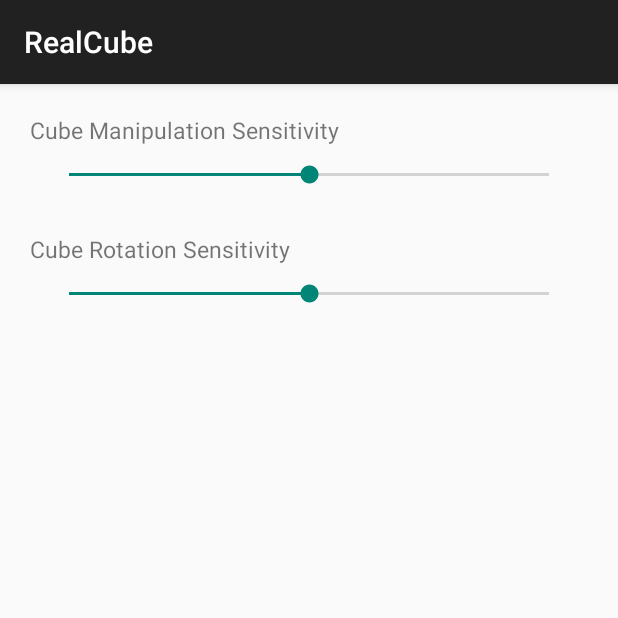
After one commit to atwatanabe/RealCube, an Android app: the OptionsActivity screen opened directly, with no data from a screen before it, on a phone screen of 412 x 824 dp, the top half of it. The commit adds this screen. Run offline under Robolectric (Android 15) with nearby library versions, the phone set to English and light mode, and no system bars.

Commit message:
Options activity added and linked to options button on MainActivity

```diff
--- a/app/src/main/AndroidManifest.xml
+++ b/app/src/main/AndroidManifest.xml
@@ -16,6 +16,10 @@
                 <category android:name="android.intent.category.LAUNCHER" />
             </intent-filter>
         </activity>
+
+        <activity android:name=".OptionsActivity"></activity>
+
+
     </application>
 
 </manifest>
--- a/app/src/main/java/atwatanabe/realcube/MainActivity.java
+++ b/app/src/main/java/atwatanabe/realcube/MainActivity.java
@@ -1,9 +1,12 @@
 package atwatanabe.realcube;
 
+import android.content.Intent;
 import android.support.v7.app.ActionBarActivity;
 import android.os.Bundle;
 import android.view.Menu;
 import android.view.MenuItem;
+import android.view.View;
+import android.widget.Button;
 
 
 public class MainActivity extends ActionBarActivity {
@@ -12,14 +15,24 @@ public class MainActivity extends ActionBarActivity {
     protected void onCreate(Bundle savedInstanceState) {
         super.onCreate(savedInstanceState);
         setContentView(R.layout.activity_main);
+
+        Button button1 = (Button)findViewById(R.id.optionsButton);
+        button1.setOnClickListener(new View.OnClickListener() {
+            @Override
+            public void onClick(View v)
+            {
+                Intent intent = new Intent(MainActivity.this, OptionsActivity.class);
+                startActivity(intent);
+            }
+        });
     }
 
 
     @Override
     public boolean onCreateOptionsMenu(Menu menu) {
         // Inflate the menu; this adds items to the action bar if it is present.
-        getMenuInflater().inflate(R.menu.menu_main, menu);
-        return true;
+        //getMenuInflater().inflate(R.menu.menu_main, menu);
+        return false;
     }
 
     @Override
--- /dev/null
+++ b/app/src/main/java/atwatanabe/realcube/OptionsActivity.java
@@ -0,0 +1,27 @@
+package atwatanabe.realcube;
+
+import android.app.ActionBar;
+import android.app.Activity;
+import android.os.Bundle;
+import android.support.v7.app.ActionBarActivity;
+import android.view.Menu;
+
+/**
+ * Created by Anthony on 4/16/2015.
+ */
+public class OptionsActivity extends ActionBarActivity
+{
+    @Override
+    protected void onCreate(Bundle savedInstanceState)
+    {
+        super.onCreate(savedInstanceState);
+        setContentView(R.layout.activity_options);
+    }
+
+    @Override
+    public boolean onCreateOptionsMenu(Menu menu) {
+        // Inflate the menu; this adds items to the action bar if it is present.
+        //getMenuInflater().inflate(R.menu.menu_main, menu);
+        return false;
+    }
+}
--- a/app/src/main/res/layout/activity_main.xml
+++ b/app/src/main/res/layout/activity_main.xml
@@ -10,16 +10,17 @@
         android:layout_height="wrap_content"
         android:paddingTop="10dp">
 
-        <TextView
+        <!--TextView
             android:layout_width="wrap_content"
             android:layout_height="wrap_content"
             android:text="@string/app_name"
             android:textSize="20dp"
             android:layout_centerHorizontal="true"
             android:layout_marginTop="10dp"
-            />
+            /-->
 
         <Button
+            android:id="@+id/optionsButton"
             android:layout_width="wrap_content"
             android:layout_height="wrap_content"
             android:layout_marginRight="10dp"
--- /dev/null
+++ b/app/src/main/res/layout/activity_options.xml
@@ -0,0 +1,51 @@
+<?xml version="1.0" encoding="utf-8"?>
+<LinearLayout xmlns:android="http://schemas.android.com/apk/res/android"
+    android:orientation="vertical" android:layout_width="match_parent"
+    android:layout_height="match_parent"
+    android:padding="10dp">
+
+    <LinearLayout
+        android:layout_width="match_parent"
+        android:layout_height="wrap_content"
+        android:orientation="vertical"
+        android:layout_margin="10dp">
+
+        <TextView
+            android:layout_width="wrap_content"
+            android:layout_height="wrap_content"
+            android:text="@string/sensitivity1"
+            android:textSize="15dp"/>
+
+        <SeekBar
+            android:id="@+id/cubeManip"
+            android:layout_width="match_parent"
+            android:layout_height="wrap_content"
+            android:layout_weight="1"
+            android:layout_margin="10dp"
+            android:progress="50"/>
+
+    </LinearLayout>
+
+    <LinearLayout
+        android:layout_width="match_parent"
+        android:layout_height="wrap_content"
+        android:orientation="vertical"
+        android:layout_margin="10dp">
+
+        <TextView
+            android:layout_width="wrap_content"
+            android:layout_height="wrap_content"
+            android:text="@string/sensitivity2"
+            android:textSize="15dp"/>
+
+        <SeekBar
+            android:id="@+id/cubeRotate"
+            android:layout_width="match_parent"
+            android:layout_height="wrap_content"
+            android:layout_weight="1"
+            android:layout_margin="10dp"
+            android:progress="50"/>
+
+    </LinearLayout>
+
+</LinearLayout>
--- a/app/src/main/res/values/strings.xml
+++ b/app/src/main/res/values/strings.xml
@@ -1,6 +1,9 @@
 <resources>
     <string name="app_name">RealCube</string>
     <string name="options">Options</string>
+    <string name="sensitivity1">Cube Manipulation Sensitivity</string>
+    <string name="sensitivity2">Cube Rotation Sensitivity</string>
+
     <string name="hello_world">Hello world!</string>
     <string name="action_settings">Settings</string>
 </resources>
```
